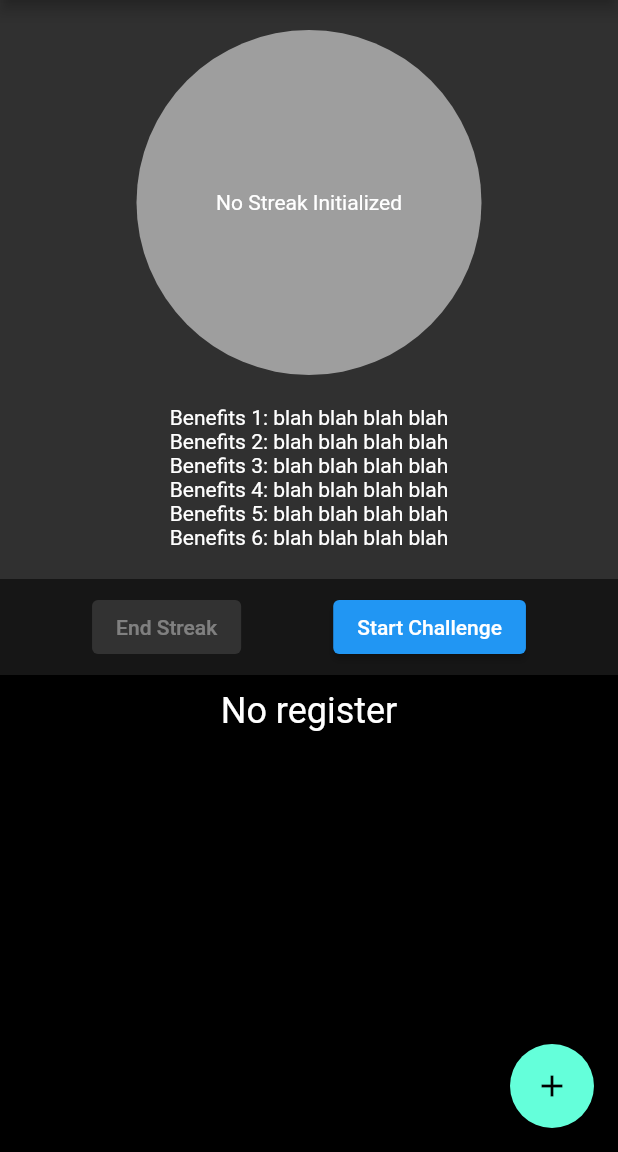
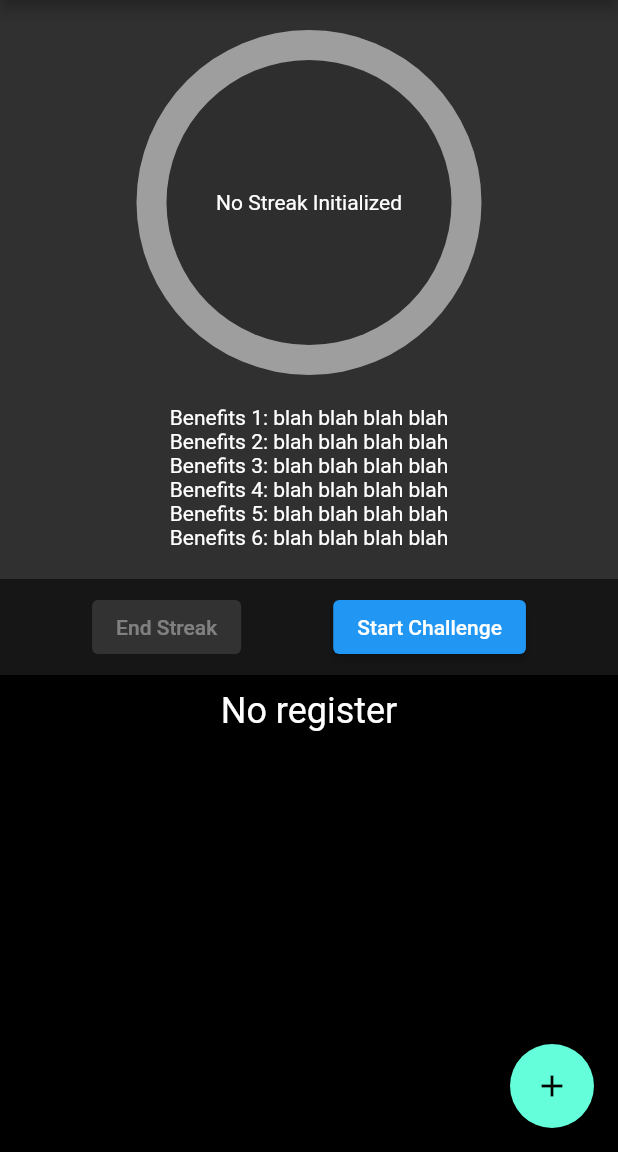
Before and after one commit to yurylink/iquit-mobile-app, a Flutter app: the screen it shows after launch, on a phone screen of 412 x 824 dp, the part 84-1236 px from its top. Run offline on Flutter 3.47's test engine with Material 2 defaults, Android fonts, the phone set to English and light mode, and no system bars; our stand-ins replace sqflite; accounts and stored records are empty.

Commit message:
Modifying the Main circle on the Home page

```diff
--- a/lib/home/CircleStreaks.dart
+++ b/lib/home/CircleStreaks.dart
@@ -1,4 +1,5 @@
 import 'package:flutter/material.dart';
+import 'package:flutter/widgets.dart';
 import 'package:iquit/model/StreaksDurationModel.dart';
 
 // class CircleStreaks extends StatefulWidget {
@@ -36,7 +37,7 @@ class CircleStreaks extends StatelessWidget {
   String _displayText;
 
   CircleStreaks(String textSent) {
-    this._displayText = textSent??"No Streak Initialized inner";
+    this._displayText = textSent ?? "No Streak Initialized inner";
   }
 
   @override
@@ -46,8 +47,15 @@ class CircleStreaks extends StatelessWidget {
         height: 230,
         decoration:
             new BoxDecoration(color: Colors.grey, shape: BoxShape.circle),
-        child: Center(
-          child: Text(_displayText),
+        padding: EdgeInsets.all(20),
+        child: Container(
+          width: 50,
+          height: 50,
+          decoration: new BoxDecoration(
+              color: Color.fromRGBO(46, 46, 46, 1), shape: BoxShape.circle),
+          child: Center(
+            child: Text(_displayText),
+          ),
         ));
   }
 }
```
